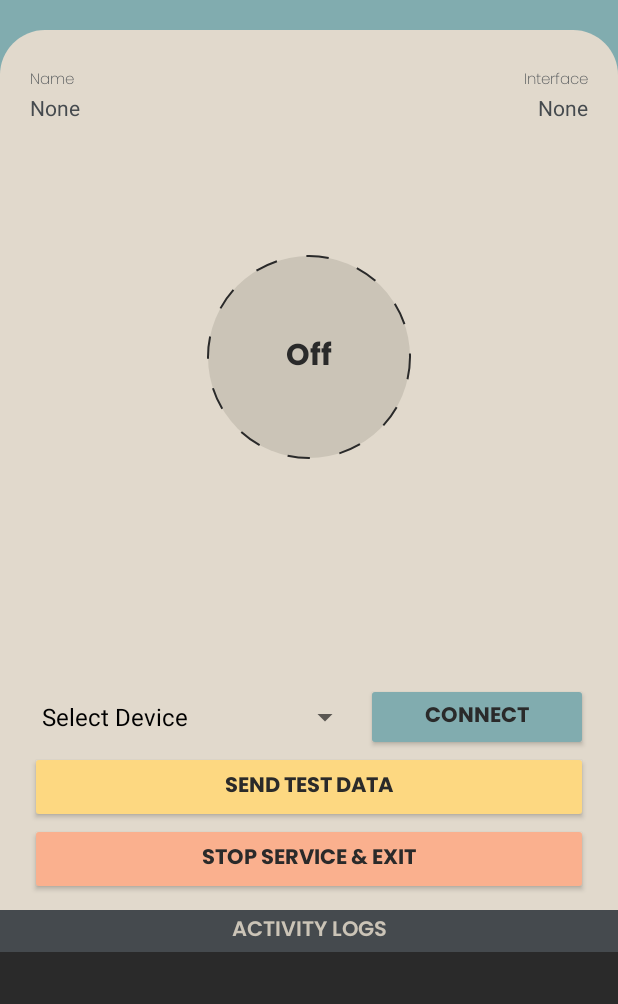
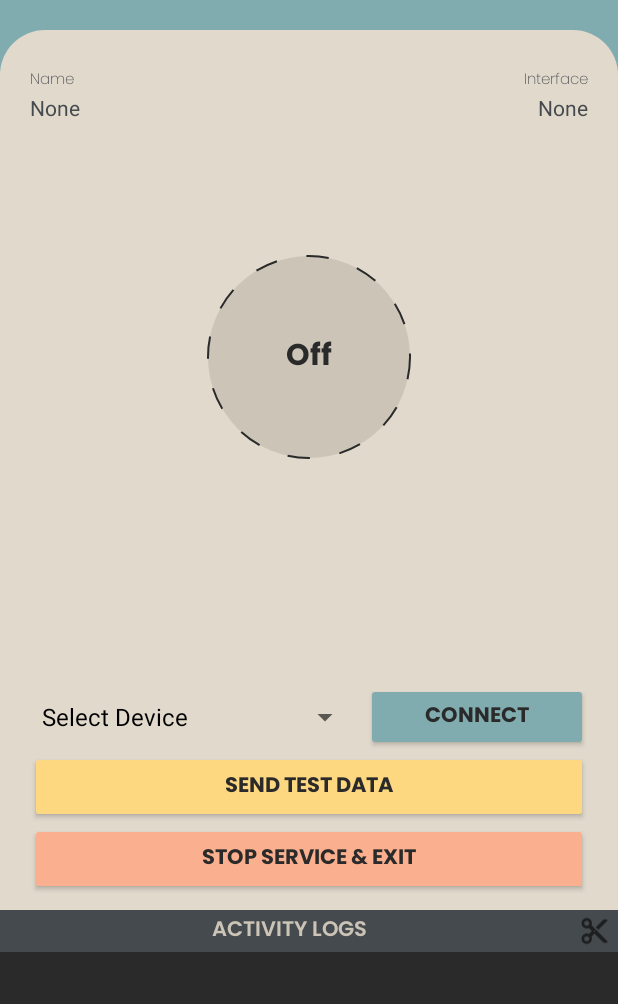
Before and after one commit to Rashed360/arduino-hc05-comm, an Android app: the screen it shows after launch (MainActivity), on a phone screen of 412 x 824 dp, the part 108-1112 px from its top. Run offline under Robolectric (Android 15) with nearby library versions, the phone set to English and light mode, and no system bars; 2 statements that could not run were skipped.

Commit message:
added log clear button

```diff
--- a/app/src/main/java/com/rashed/arduinobt/MainActivity.java
+++ b/app/src/main/java/com/rashed/arduinobt/MainActivity.java
@@ -33,7 +33,7 @@ import java.util.UUID;
 
 public class MainActivity extends AppCompatActivity {
     TextView activityLog, statusText, onOffText, nameText, interfaceText;
-    ImageView statusLight, onOffSwitch, enableBTSwitch, monitoringImage;
+    ImageView statusLight, onOffSwitch, enableBTSwitch, monitoringImage, clearView;
     Button connectButton, sendTestButton, stopButton;
     Spinner deviceSinner;
     AnimationDrawable monitoringAnimation;
@@ -77,11 +77,23 @@ public class MainActivity extends AppCompatActivity {
         onOffSwitch = (ImageView) findViewById(R.id.onOffSwitch);
         enableBTSwitch = (ImageView) findViewById(R.id.enableBTSwitch);
         monitoringImage = (ImageView) findViewById(R.id.monitoringImage);
+        clearView = (ImageView) findViewById(R.id.clearView);
         connectButton = (Button) findViewById(R.id.connectButton);
         sendTestButton = (Button) findViewById(R.id.sendTestButton);
         stopButton = (Button) findViewById(R.id.stopButton);
 
         activityLog.setMovementMethod(new ScrollingMovementMethod());
+        activityLog.setSelected(true);
+
+        clearView.setOnClickListener(new View.OnClickListener() {
+            @Override
+            public void onClick(View view) {
+                activityLog.setText("");
+            }
+        });
+
+        getPairedDevices();
+        populateSpinner();
 
         enableBTSwitch.setOnClickListener(new View.OnClickListener() {
             @Override
@@ -121,6 +133,8 @@ public class MainActivity extends AppCompatActivity {
                     for (BluetoothDevice device : btDevices) {
                         if (selectedDevice.equals(device.getName())) {
                             btDevice = device;
+                            nameText.setText(btDevice.getName());
+                            interfaceText.setText(btDevice.getAddress());
                             activityLog.append("\n► Selected device \"" + btDevice.getName() + " : " + btDevice.getAddress() + "\"");
 
                             ConnectBluetooth cbt = new ConnectBluetooth(btDevice);
@@ -156,41 +170,6 @@ public class MainActivity extends AppCompatActivity {
                 activityLog.append("\n► SND : Test Data Sent");
             }
         });
-
-
-
-
-
-
-
-//        onOffSwitch.setOnClickListener(new View.OnClickListener() {
-//            @Override
-//            public void onClick(View view) {
-//                if (!bluetoothTurnedOn) {
-//                    onOffText.setText("Off");
-//                    Toast.makeText(MainActivity.this, "Bluetooth Off", Toast.LENGTH_SHORT).show();
-//                } else {
-//                    onOffText.setText("Monitoring");
-//                    btDevices = btAdapter.getRemoteDevice(targetedDevice);
-//                    checkForBTPermission();
-//                    nameText.setText(btDevices.getName());
-//                    interfaceText.setText(targetedDevice);
-//                    onOffSwitch.setImageResource(R.drawable.main_button_active);
-//
-//                    monitoringImage.setBackgroundResource(R.drawable.monitoring_sequence);
-//                    monitoringAnimation = (AnimationDrawable) monitoringImage.getBackground() ;
-//                    monitoringAnimation.start();
-//                }
-//            }
-//        });
-    }
-
-    @Override
-    protected void onResume() {
-        super.onResume();
-
-        getPairedDevices();
-        populateSpinner();
     }
 
     void getPairedDevices() {
@@ -265,8 +244,14 @@ public class MainActivity extends AppCompatActivity {
         private InputStream inputStream;
 
         public DataCommunication (BluetoothSocket socket) {
-            System.out.println("Data Comm started");
+            activityLog.append("\n► INF : Waiting for trigger..");
             btSkt = socket;
+
+            onOffText.setText("Monitoring");
+            onOffSwitch.setImageResource(R.drawable.main_button_active);
+            monitoringImage.setBackgroundResource(R.drawable.monitoring_sequence);
+            monitoringAnimation = (AnimationDrawable) monitoringImage.getBackground() ;
+            monitoringAnimation.start();
 
             try {
                 inputStream = btSkt.getInputStream();
@@ -277,7 +262,8 @@ public class MainActivity extends AppCompatActivity {
         }
 
         public void run() {
-            byte[] buffer = new byte[1024];
+//            byte[] buffer = new byte[1024];
+            byte[] buffer = new byte[512];
             int bytes;
 
             while (btSkt.isConnected()) {
@@ -337,14 +323,15 @@ public class MainActivity extends AppCompatActivity {
                     byte[] inputBuffer = (byte[]) message.obj;
                     String recievedMsg = new String(inputBuffer,0,message.arg1);
 
-                    if (recievedMsg.equals('0')) {
-                        activityLog.append("\n► ALERT: Triggered!");
-                    } else if (recievedMsg.equals('R')) {
-                        activityLog.append("\n► ACK: Test data received!");
-                    } else {
-                        activityLog.append("\n► MSG[" + recievedMsg.length() + "] : " + recievedMsg);
+                    if (recievedMsg.contains("lert")) {
+                        activityLog.append("\nALERT: Triggered!");
+                    } else if (recievedMsg.contains("eceived")) {
+                        activityLog.append("\nACK: Test data received!");
                     }
-
+//                    else {
+//                        activityLog.append("\n► MSG[" + recievedMsg.length() + "] : " + recievedMsg);
+//                        System.out.println("MSG[" + recievedMsg.length() + "] : " + recievedMsg);
+//                    }
                     break;
             }
             return true;
--- a/app/src/main/res/layout/activity_main.xml
+++ b/app/src/main/res/layout/activity_main.xml
@@ -220,6 +220,7 @@
             android:id="@+id/linearLayout"
             android:layout_width="match_parent"
             android:layout_height="28dp"
+            android:weightSum="10"
             android:background="@color/dark"
             android:orientation="horizontal"
             app:layout_constraintEnd_toEndOf="parent"
@@ -230,12 +231,22 @@
                 android:id="@+id/textView8"
                 android:layout_width="match_parent"
                 android:layout_height="match_parent"
+                android:layout_weight="9"
                 android:gravity="center"
                 android:text="Activity Logs"
                 android:textColor="@color/light"
                 app:fontFamily="@font/poppins_semibold"
                 app:lineHeight="12dp"
                 app:textAllCaps="true" />
+
+            <ImageView
+                android:id="@+id/clearView"
+                android:layout_width="wrap_content"
+                android:layout_height="wrap_content"
+                android:layout_weight="1"
+                android:layout_marginTop="2dp"
+                android:layout_marginEnd="5dp"
+                app:srcCompat="?attr/actionModeCutDrawable" />
         </LinearLayout>
 
         <TextView
```
Also changed, not shown: 1 other file.
